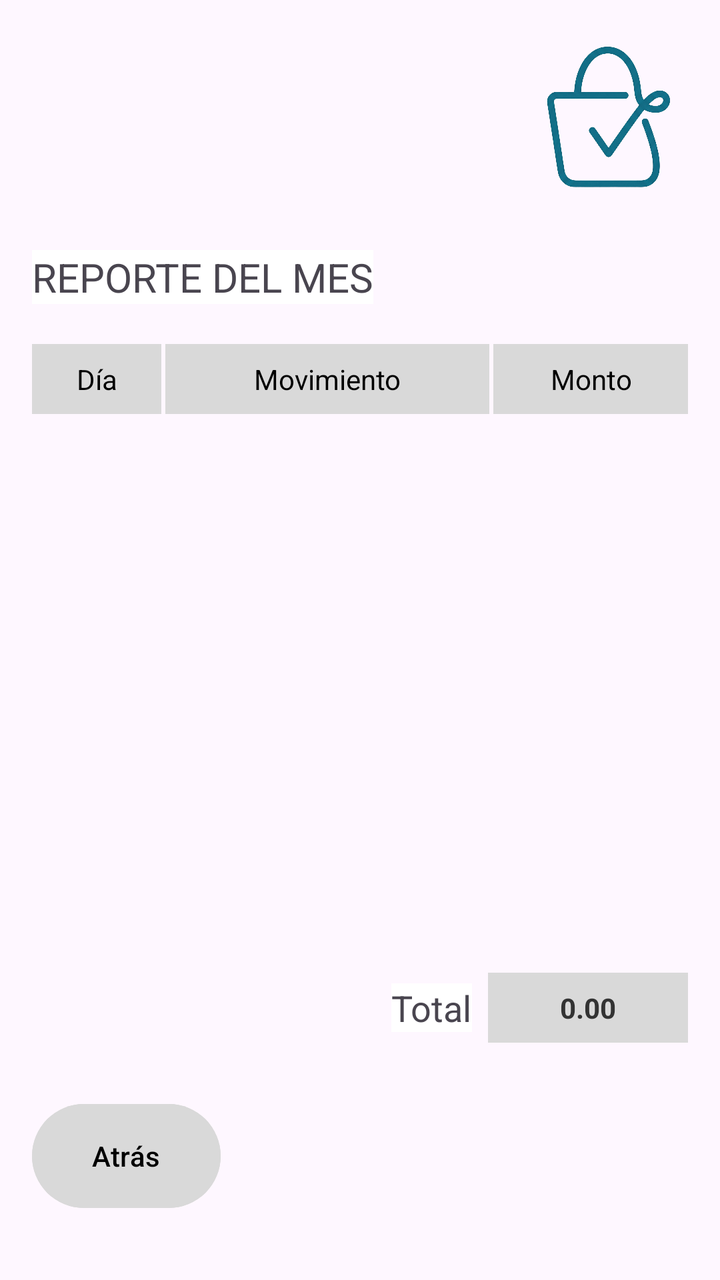
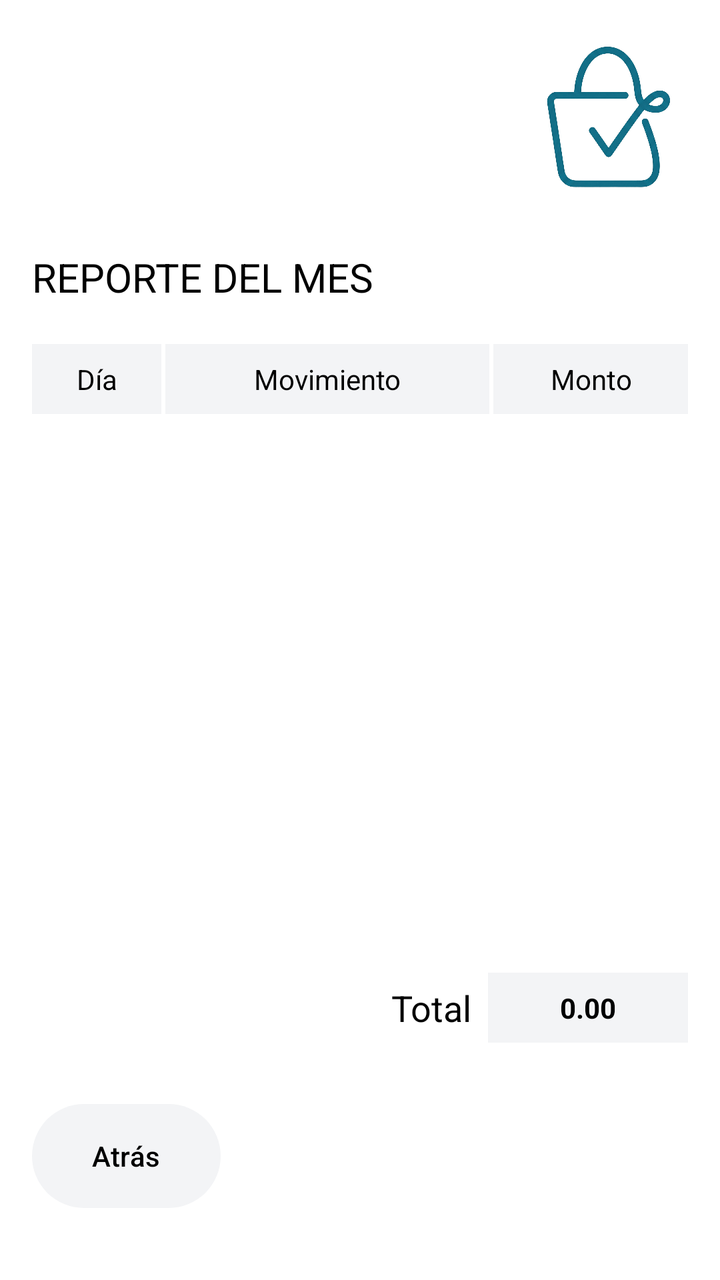

An Android layout rendered at two revisions. The XML below is the earlier revision; the diff shows what the commit changed to produce the second picture.
<!-- AndroidManifest.xml: application theme Theme.BitacoraV1 -->
<!-- res/layout/activity_reporte_mensual.xml -->
<?xml version="1.0" encoding="utf-8"?>
<androidx.constraintlayout.widget.ConstraintLayout xmlns:android="http://schemas.android.com/apk/res/android"
    xmlns:app="http://schemas.android.com/apk/res-auto"
    xmlns:tools="http://schemas.android.com/tools"
    android:id="@+id/main"
    android:layout_width="match_parent"
    android:layout_height="match_parent"
    tools:context=".reporte_mensual"
    android:padding="16dp">

    <ImageView
        android:id="@+id/ivLogoReporte"
        android:layout_width="79dp"
        android:layout_height="85dp"
        android:src="@drawable/logo"
        app:layout_constraintEnd_toEndOf="parent"
        app:layout_constraintTop_toTopOf="parent" />

    <TextView
        android:id="@+id/tvTituloReporte"
        android:layout_width="wrap_content"
        android:layout_height="wrap_content"
        android:layout_marginTop="24dp"
        android:text="REPORTE DEL MES"
        android:background="#ffffff"
        android:textSize="20sp"
        app:layout_constraintStart_toStartOf="parent"
        app:layout_constraintTop_toBottomOf="@id/ivLogoReporte" />

    <LinearLayout
        android:id="@+id/llHeaders"
        android:layout_width="match_parent"
        android:layout_height="wrap_content"
        android:layout_marginTop="20dp"
        android:orientation="horizontal"
        android:weightSum="10"
        app:layout_constraintTop_toBottomOf="@id/tvTituloReporte">

        <TextView
            android:layout_width="0dp"
            android:layout_height="wrap_content"
            android:layout_weight="2"
            android:background="#D9D9D9"
            android:gravity="center"
            android:padding="8dp"
            android:text="Día"
            android:textColor="#000000" />

        <TextView
            android:layout_width="0dp"
            android:layout_height="wrap_content"
            android:layout_weight="5"
            android:layout_marginHorizontal="2dp"
            android:background="#D9D9D9"
            android:gravity="center"
            android:padding="8dp"
            android:text="Movimiento"
            android:textColor="#000000" />

        <TextView
            android:layout_width="0dp"
            android:layout_height="wrap_content"
            android:layout_weight="3"
            android:background="#D9D9D9"
            android:gravity="center"
            android:padding="8dp"
            android:text="Monto"
            android:textColor="#000000" />
    </LinearLayout>

    <androidx.recyclerview.widget.RecyclerView
        android:id="@+id/rvDetalleMensual"
        android:layout_width="match_parent"
        android:layout_height="0dp"
        android:layout_marginBottom="8dp"
        app:layout_constraintBottom_toTopOf="@+id/tvTotalLabel"
        app:layout_constraintTop_toBottomOf="@id/llHeaders"
        tools:listitem="@layout/activity_item_reporte_mensual" />

    <TextView
        android:id="@+id/tvTotalLabel"
        android:layout_width="wrap_content"
        android:layout_height="wrap_content"
        android:layout_marginEnd="8dp"
        android:layout_marginBottom="32dp"
        android:text="Total"
        android:background="#ffffff"
        android:textSize="18sp"
        app:layout_constraintBottom_toTopOf="@+id/btnAtrasReporte"
        app:layout_constraintEnd_toStartOf="@+id/tvMontoTotal" />

    <TextView
        android:id="@+id/tvMontoTotal"
        android:layout_width="100dp"
        android:layout_height="wrap_content"
        android:background="#D9D9D9"
        android:gravity="center"
        android:padding="8dp"
        android:text="0.00"
        android:textColor="#333333"
        android:textStyle="bold"
        app:layout_constraintBottom_toBottomOf="@+id/tvTotalLabel"
        app:layout_constraintEnd_toEndOf="parent"
        app:layout_constraintTop_toTopOf="@+id/tvTotalLabel" />

    <Button
        android:id="@+id/btnAtrasReporte"
        android:layout_width="wrap_content"
        android:layout_height="60dp"
        android:layout_marginBottom="16dp"
        android:backgroundTint="#D9D9D9"
        android:paddingHorizontal="30dp"
        android:text="Atrás"
        android:textColor="#000000"
        app:cornerRadius="30dp"
        app:layout_constraintBottom_toBottomOf="parent"
        app:layout_constraintStart_toStartOf="parent" />

</androidx.constraintlayout.widget.ConstraintLayout>
<!-- res/layout/activity_item_reporte_mensual.xml (included above) -->
<?xml version="1.0" encoding="utf-8"?>
<LinearLayout xmlns:android="http://schemas.android.com/apk/res/android"
    android:layout_width="match_parent"
    android:layout_height="wrap_content"
    android:orientation="horizontal"
    android:weightSum="10">

    <TextView
        android:id="@+id/tvFilaDia"
        android:layout_width="0dp"
        android:layout_height="match_parent"
        android:layout_weight="2"
        android:background="#F2F2F2"
        android:gravity="center_horizontal"
        android:padding="8dp"
        android:text="Fecha"
        android:textColor="#333333"
        android:textSize="12sp" />

    <TextView
        android:id="@+id/tvFilaMovimiento"
        android:layout_width="0dp"
        android:layout_height="wrap_content"
        android:layout_weight="5"
        android:layout_marginHorizontal="2dp"
        android:background="#F2F2F2"
        android:minHeight="50dp"
        android:padding="8dp"
        android:text=" Nombre del Articulo"
        android:textColor="#333333"
        android:textSize="13sp" />

    <TextView
        android:id="@+id/tvFilaMonto"
        android:layout_width="0dp"
        android:layout_height="match_parent"
        android:layout_weight="3"
        android:background="#F2F2F2"
        android:gravity="end"
        android:padding="8dp"
        android:text="000.00"
        android:textColor="#333333"
        android:textSize="13sp" />

</LinearLayout>
<!-- resources referenced by this layout -->
<resources>
  <!-- drawable logo: png bitmap (drawable, 204953 bytes) -->
  <style name="Theme.BitacoraV1" parent="Base.Theme.BitacoraV1" />
  <style name="Base.Theme.BitacoraV1" parent="Theme.Material3.DayNight.NoActionBar">
          
          
      </style>
</resources>

<!-- the commit's change to res/layout/activity_reporte_mensual.xml (unified diff, before → after) -->
@@ -6,7 +6,8 @@
     android:layout_width="match_parent"
     android:layout_height="match_parent"
     tools:context=".reporte_mensual"
-    android:padding="16dp">
+    android:padding="16dp"
+    android:background="@color/fondo_pantalla">
 
     <ImageView
         android:id="@+id/ivLogoReporte"
@@ -22,7 +23,7 @@
         android:layout_height="wrap_content"
         android:layout_marginTop="24dp"
         android:text="REPORTE DEL MES"
-        android:background="#ffffff"
+        android:textColor="@color/texto_principal"
         android:textSize="20sp"
         app:layout_constraintStart_toStartOf="parent"
         app:layout_constraintTop_toBottomOf="@id/ivLogoReporte" />
@@ -40,32 +41,32 @@
             android:layout_width="0dp"
             android:layout_height="wrap_content"
             android:layout_weight="2"
-            android:background="#D9D9D9"
+            android:background="@color/fondo_botones"
             android:gravity="center"
             android:padding="8dp"
             android:text="Día"
-            android:textColor="#000000" />
+            android:textColor="@color/texto_principal" />
 
         <TextView
             android:layout_width="0dp"
             android:layout_height="wrap_content"
             android:layout_weight="5"
             android:layout_marginHorizontal="2dp"
-            android:background="#D9D9D9"
+            android:background="@color/fondo_botones"
             android:gravity="center"
             android:padding="8dp"
             android:text="Movimiento"
-            android:textColor="#000000" />
+            android:textColor="@color/texto_principal" />
 
         <TextView
             android:layout_width="0dp"
             android:layout_height="wrap_content"
             android:layout_weight="3"
-            android:background="#D9D9D9"
+            android:background="@color/fondo_botones"
             android:gravity="center"
             android:padding="8dp"
             android:text="Monto"
-            android:textColor="#000000" />
+            android:textColor="@color/texto_principal" />
     </LinearLayout>
 
     <androidx.recyclerview.widget.RecyclerView
@@ -84,7 +85,7 @@
         android:layout_marginEnd="8dp"
         android:layout_marginBottom="32dp"
         android:text="Total"
-        android:background="#ffffff"
+        android:textColor="@color/texto_principal"
         android:textSize="18sp"
         app:layout_constraintBottom_toTopOf="@+id/btnAtrasReporte"
         app:layout_constraintEnd_toStartOf="@+id/tvMontoTotal" />
@@ -93,11 +94,11 @@
         android:id="@+id/tvMontoTotal"
         android:layout_width="100dp"
         android:layout_height="wrap_content"
-        android:background="#D9D9D9"
+        android:background="@color/fondo_botones"
         android:gravity="center"
         android:padding="8dp"
         android:text="0.00"
-        android:textColor="#333333"
+        android:textColor="@color/texto_principal"
         android:textStyle="bold"
         app:layout_constraintBottom_toBottomOf="@+id/tvTotalLabel"
         app:layout_constraintEnd_toEndOf="parent"
@@ -108,10 +109,10 @@
         android:layout_width="wrap_content"
         android:layout_height="60dp"
         android:layout_marginBottom="16dp"
-        android:backgroundTint="#D9D9D9"
+        app:backgroundTint="@color/fondo_botones"
         android:paddingHorizontal="30dp"
         android:text="Atrás"
-        android:textColor="#000000"
+        android:textColor="@color/texto_principal"
         app:cornerRadius="30dp"
         app:layout_constraintBottom_toBottomOf="parent"
         app:layout_constraintStart_toStartOf="parent" />
<!-- resource entries referenced after the edit -->
@@ -1,5 +1,8 @@
 <!-- resources referenced by this layout -->
 <resources>
+  <color name="fondo_botones">#F3F4F6</color>
+  <color name="fondo_pantalla">#FFFFFF</color>
+  <color name="texto_principal">#000000</color>
   <!-- drawable logo: png bitmap (drawable, 204953 bytes) -->
   <style name="Theme.BitacoraV1" parent="Base.Theme.BitacoraV1" />
   <style name="Base.Theme.BitacoraV1" parent="Theme.Material3.DayNight.NoActionBar">
